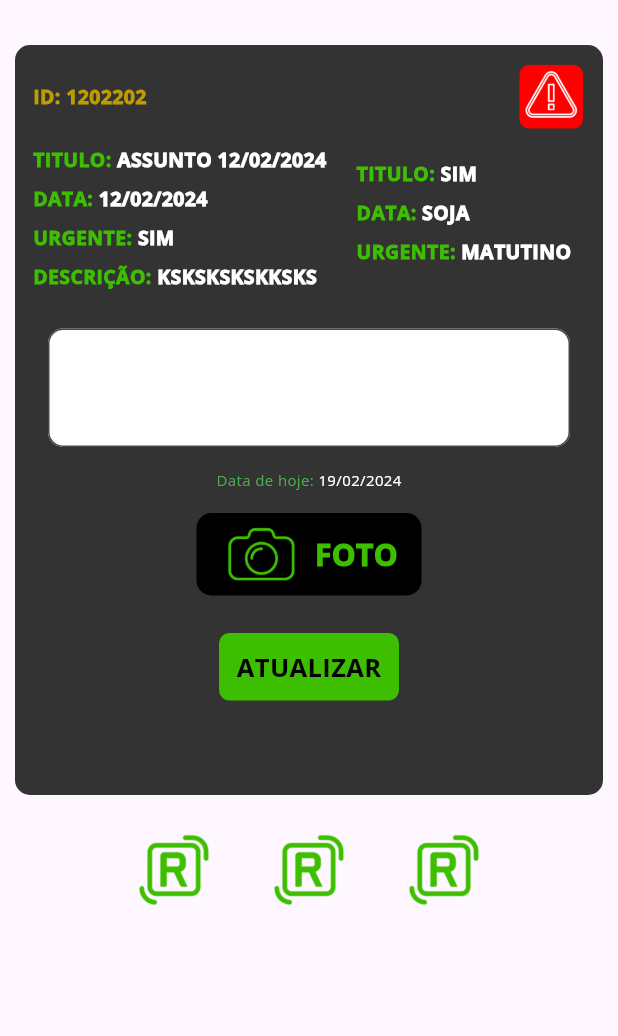
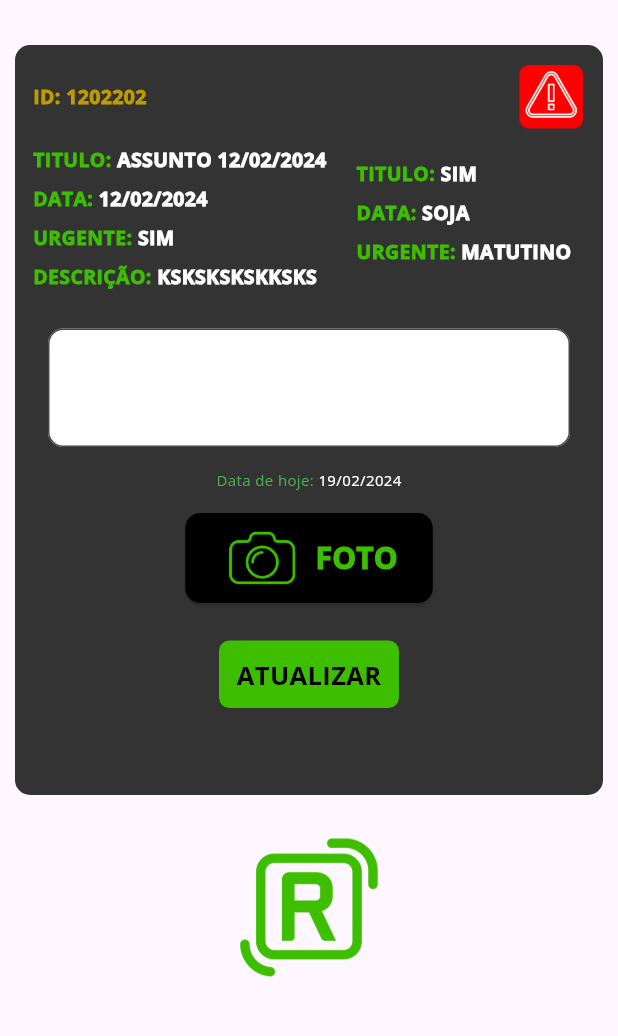
Before and after one commit to juliaevangelista/rurallstrongmobile, a Flutter app: the AtualizarTarefasTela screen opened directly, after a tap on "FOTO", on a phone screen of 412 x 824 dp, the part 180-1216 px from its top. Run offline on Flutter 3.47's test engine with Material 3 defaults, Android fonts, the light colour scheme and no system bars; our stand-ins replace cloud_firestore, firebase_auth, firebase_core, firebase_database, firebase_storage, flutter_datetime_picker_plus and 4 more; accounts and stored records are empty; network calls fail.

Commit message:
correcao de bugs

```diff
--- a/lib/telas/tarefas/atualizartarefas_tela.dart
+++ b/lib/telas/tarefas/atualizartarefas_tela.dart
@@ -1,5 +1,9 @@
+import 'dart:io';
+import 'package:firebase_storage/firebase_storage.dart';
 import 'package:flutter/material.dart';
+import 'package:image_picker/image_picker.dart';
 import 'package:rurallstrong/telas/inicio_tela.dart';
+import 'package:rurallstrong/telas/tarefas/tarefas_tela.dart';
 import 'package:rurallstrong/telas/telateste.dart';
 
 class AtualizarTarefasTela extends StatefulWidget {
@@ -11,6 +15,9 @@ class AtualizarTarefasTela extends StatefulWidget {
 
 class _AtualizarTarefasTelaState extends State<AtualizarTarefasTela> {
   bool tarefaConcluida = false;
+  File? _selectedImage;
+  String imageUrl = '';
+  List<File> _images = []; // Lista para armazenar as imagens
 
   @override
   Widget build(BuildContext context) {
@@ -66,7 +73,7 @@ class _AtualizarTarefasTelaState extends State<AtualizarTarefasTela> {
             onPressed: () {
               Navigator.push(
                 context,
-                MaterialPageRoute(builder: (context) => TelaTeste()),
+                MaterialPageRoute(builder: (context) => TarefasTela()),
               );
             },
             child: Text(
@@ -260,15 +267,40 @@ class _AtualizarTarefasTelaState extends State<AtualizarTarefasTela> {
 
   Widget botaoCamera() {
     return Container(
-      width: 150,
-      height: 55,
-      decoration: BoxDecoration(
-        color: Colors.black,
-        borderRadius: BorderRadius.circular(10),
+      width: 165,
+      height: 60,
+      child: ElevatedButton(
+        style: ElevatedButton.styleFrom(
+          foregroundColor: Color.fromRGBO(61, 190, 1, 1),
+          backgroundColor: Colors.black,
+          shape: RoundedRectangleBorder(
+            borderRadius: BorderRadius.all(Radius.circular(10)),
           ),
-      child: InkWell(
-        splashColor: Colors.blue.withAlpha(30),
-        onTap: () => {},
+        ),
+        onPressed: () async {
+          try {
+            final ImagePicker imagePicker = ImagePicker();
+            XFile? file =
+                await imagePicker.pickImage(source: ImageSource.camera);
+            if (file == null) return;
+            setState(() {
+              _selectedImage = File(file.path);
+              _images.add(File(file.path)); // Adicione a nova imagem à lista
+            });
+            String uniqueFileName =
+                DateTime.now().millisecondsSinceEpoch.toString();
+            Reference referenceRoot = FirebaseStorage.instance.ref();
+            Reference referenceDirImages = referenceRoot.child('images');
+            Reference referenceImageToUpload =
+                referenceDirImages.child(uniqueFileName);
+            await referenceImageToUpload.putFile(File(file.path));
+            imageUrl = await referenceImageToUpload.getDownloadURL();
+            print('URL da imagem: $imageUrl');
+          } catch (error) {
+            // Manipula erros
+            print('Erro ao enviar a imagem para o Firebase Storage: $error');
+          }
+        },
         child: Row(
           mainAxisAlignment: MainAxisAlignment.center,
           children: [
@@ -360,7 +392,17 @@ class _AtualizarTarefasTelaState extends State<AtualizarTarefasTela> {
   Widget botaoDialogo(String texto, Color cor) {
     return ElevatedButton(
       onPressed: () {
-        // Implemente a lógica para cada opção aqui
+        // Lógica para o botão de diálogo
+        Navigator.of(context).pop(); // Fecha o diálogo
+        ScaffoldMessenger.of(context).showSnackBar(
+          SnackBar(
+            content: Text('Status atualizado com sucesso!'),
+          ),
+        );
+        Navigator.pushReplacement(
+          context,
+          MaterialPageRoute(builder: (context) => TarefasTela()), // Redireciona para a tela de tarefas
+        );
       },
       style: ElevatedButton.styleFrom(
         foregroundColor: Colors.black,
@@ -382,11 +424,48 @@ class _AtualizarTarefasTelaState extends State<AtualizarTarefasTela> {
     child: Row(
       mainAxisAlignment: MainAxisAlignment.center,
       children: [
-          logo('assets/APLICATIVO-16.png', 50),
-          logo('assets/APLICATIVO-16.png', 50),
-          logo('assets/APLICATIVO-16.png', 50),
+        if (_selectedImage != null)
+          Container(
+            width: 100,
+            height: 100,
+            margin: EdgeInsets.fromLTRB(20, 15, 20, 10),
+            decoration: BoxDecoration(
+              image: DecorationImage(
+                image: FileImage(_selectedImage!),
+                fit: BoxFit.cover,
+              ),
+            ),
+          )
+        else
+          Container(
+            width: 100,
+            height: 100,
+            margin: EdgeInsets.fromLTRB(20, 15, 20, 10),
+            decoration: BoxDecoration(
+              borderRadius: BorderRadius.circular(10),
+
+            ),
+            child: Image.asset(
+              'assets/APLICATIVO-16.png',
+              fit: BoxFit.contain,
+            ),
+          ),
+        ..._images.map((image) {
+          return Container(
+            width: 100,
+            height: 100,
+            margin: EdgeInsets.symmetric(horizontal: 5),
+            decoration: BoxDecoration(
+              image: DecorationImage(
+                image: FileImage(image),
+                fit: BoxFit.cover,
+              ),
+            ),
+          );
+        }).toList(),
       ],
     ),
   );
 }
+
 }
```
Lines whose indentation alone changed are shown as unchanged.
